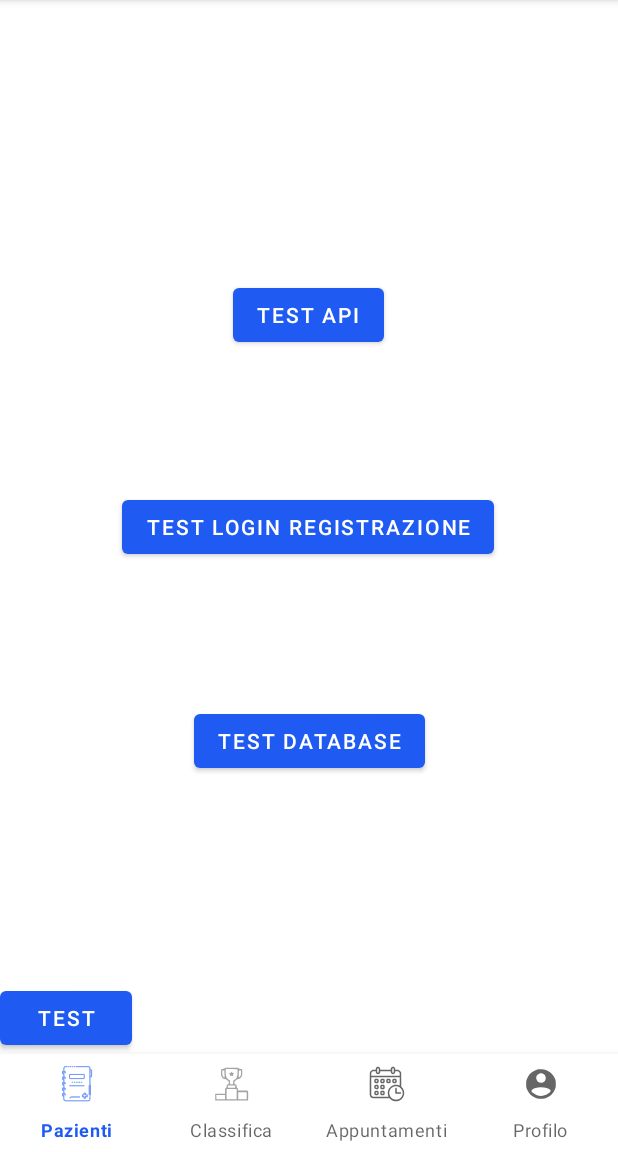
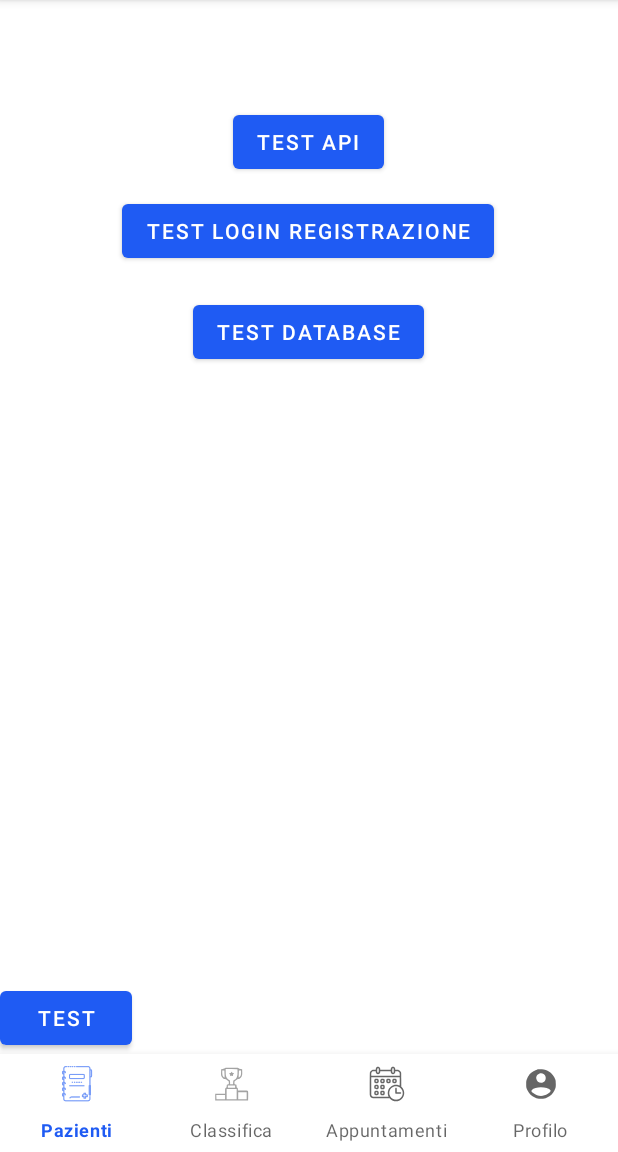
Before and after one commit to FilippoChinniUNIBA/PronuntiApp, an Android app: the fragment TestMenuTest placed in its activity, on a phone screen of 412 x 824 dp, the part 84-1236 px from its top. Run offline under Robolectric (Android 15) with nearby library versions, the phone set to English and light mode, and no system bars.

Commit message:
Update test_fragment_menu_test.xml

```diff
--- a/app/src/main/res/layout/test_fragment_menu_test.xml
+++ b/app/src/main/res/layout/test_fragment_menu_test.xml
@@ -15,7 +15,7 @@
         app:layout_constraintHorizontal_bias="0.498"
         app:layout_constraintStart_toStartOf="parent"
         app:layout_constraintTop_toTopOf="parent"
-        app:layout_constraintVertical_bias="0.665" />
+        app:layout_constraintVertical_bias="0.859" />
 
     <Button
         android:id="@+id/buttonTestLoginRegistrazione"
@@ -26,7 +26,8 @@
         app:layout_constraintEnd_toEndOf="parent"
         app:layout_constraintHorizontal_bias="0.496"
         app:layout_constraintStart_toStartOf="parent"
-        app:layout_constraintTop_toTopOf="parent" />
+        app:layout_constraintTop_toTopOf="parent"
+        app:layout_constraintVertical_bias="0.199" />
 
     <Button
         android:id="@+id/buttonToTestDB"
@@ -35,7 +36,8 @@
         android:text="TEST DATABASE"
         app:layout_constraintBottom_toBottomOf="parent"
         app:layout_constraintEnd_toEndOf="parent"
+        app:layout_constraintHorizontal_bias="0.498"
         app:layout_constraintStart_toStartOf="parent"
         app:layout_constraintTop_toBottomOf="@+id/buttonTestLoginRegistrazione"
-        app:layout_constraintVertical_bias="0.34" />
+        app:layout_constraintVertical_bias="0.04" />
 </androidx.constraintlayout.widget.ConstraintLayout>
```
Also changed, not shown: app/src/main/res/layout/test_fragment_test_db.xml (+22 -0 lines).
